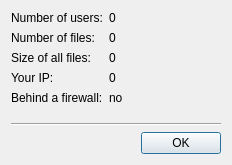
This is juicer/src/qajnetworkdialogbase.ui in applejuicenetz/gui-juicer as Qt 5 draws it before an edit. The edited form follows.
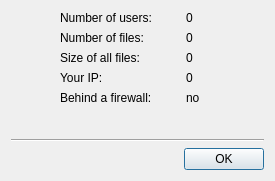
This is the edited form.

Patch:
```diff
--- a/juicer/src/qajnetworkdialogbase.ui
+++ b/juicer/src/qajnetworkdialogbase.ui
@@ -5,66 +5,186 @@
    <rect>
     <x>0</x>
     <y>0</y>
-    <width>232</width>
-    <height>165</height>
+    <width>265</width>
+    <height>181</height>
    </rect>
   </property>
   <property name="windowTitle" >
    <string>Network Info</string>
   </property>
-  <layout class="QVBoxLayout" name="verticalLayout" >
-   <item>
-    <layout class="QFormLayout" name="formLayout" >
+  <layout class="QGridLayout" name="gridLayout" >
      <item row="0" column="0" >
+    <spacer name="horizontalSpacer_2" >
+     <property name="orientation" >
+      <enum>Qt::Horizontal</enum>
+     </property>
+     <property name="sizeType" >
+      <enum>QSizePolicy::MinimumExpanding</enum>
+     </property>
+     <property name="sizeHint" stdset="0" >
+      <size>
+       <width>43</width>
+       <height>20</height>
+      </size>
+     </property>
+    </spacer>
+   </item>
+   <item row="0" column="1" colspan="2" >
+    <layout class="QVBoxLayout" name="verticalLayout" >
+     <item>
+      <layout class="QHBoxLayout" name="horizontalLayout" >
+       <item>
       <widget class="QLabel" name="label" >
+         <property name="sizePolicy" >
+          <sizepolicy vsizetype="Preferred" hsizetype="Fixed" >
+           <horstretch>0</horstretch>
+           <verstretch>0</verstretch>
+          </sizepolicy>
+         </property>
+         <property name="minimumSize" >
+          <size>
+           <width>120</width>
+           <height>0</height>
+          </size>
+         </property>
+         <property name="maximumSize" >
+          <size>
+           <width>120</width>
+           <height>16777215</height>
+          </size>
+         </property>
        <property name="text" >
         <string>Number of users:</string>
        </property>
       </widget>
      </item>
-     <item row="0" column="1" >
+       <item>
       <widget class="QLabel" name="usersLabel" >
+         <property name="minimumSize" >
+          <size>
+           <width>30</width>
+           <height>0</height>
+          </size>
+         </property>
        <property name="text" >
         <string>0</string>
        </property>
       </widget>
      </item>
-     <item row="1" column="0" >
+      </layout>
+     </item>
+     <item>
+      <layout class="QHBoxLayout" name="horizontalLayout_2" >
+       <item>
       <widget class="QLabel" name="label_2" >
+         <property name="sizePolicy" >
+          <sizepolicy vsizetype="Preferred" hsizetype="Fixed" >
+           <horstretch>0</horstretch>
+           <verstretch>0</verstretch>
+          </sizepolicy>
+         </property>
+         <property name="minimumSize" >
+          <size>
+           <width>120</width>
+           <height>0</height>
+          </size>
+         </property>
+         <property name="maximumSize" >
+          <size>
+           <width>120</width>
+           <height>16777215</height>
+          </size>
+         </property>
        <property name="text" >
         <string>Number of files:</string>
        </property>
       </widget>
      </item>
-     <item row="1" column="1" >
+       <item>
       <widget class="QLabel" name="filesLabel" >
+         <property name="minimumSize" >
+          <size>
+           <width>30</width>
+           <height>0</height>
+          </size>
+         </property>
        <property name="text" >
         <string>0</string>
        </property>
       </widget>
      </item>
-     <item row="2" column="0" >
+      </layout>
+     </item>
+     <item>
+      <layout class="QHBoxLayout" name="horizontalLayout_3" >
+       <item>
       <widget class="QLabel" name="label_3" >
+         <property name="sizePolicy" >
+          <sizepolicy vsizetype="Preferred" hsizetype="Fixed" >
+           <horstretch>0</horstretch>
+           <verstretch>0</verstretch>
+          </sizepolicy>
+         </property>
+         <property name="minimumSize" >
+          <size>
+           <width>120</width>
+           <height>0</height>
+          </size>
+         </property>
+         <property name="maximumSize" >
+          <size>
+           <width>120</width>
+           <height>16777215</height>
+          </size>
+         </property>
        <property name="text" >
         <string>Size of all files:</string>
        </property>
       </widget>
      </item>
-     <item row="2" column="1" >
+       <item>
       <widget class="QLabel" name="sizeLabel" >
+         <property name="minimumSize" >
+          <size>
+           <width>30</width>
+           <height>0</height>
+          </size>
+         </property>
        <property name="text" >
         <string>0</string>
        </property>
       </widget>
      </item>
-     <item row="3" column="0" >
+      </layout>
+     </item>
+     <item>
+      <layout class="QHBoxLayout" name="horizontalLayout_4" >
+       <item>
       <widget class="QLabel" name="label_4" >
+         <property name="sizePolicy" >
+          <sizepolicy vsizetype="Preferred" hsizetype="Fixed" >
+           <horstretch>0</horstretch>
+           <verstretch>0</verstretch>
+          </sizepolicy>
+         </property>
+         <property name="minimumSize" >
+          <size>
+           <width>120</width>
+           <height>0</height>
+          </size>
+         </property>
+         <property name="maximumSize" >
+          <size>
+           <width>120</width>
+           <height>16777215</height>
+          </size>
+         </property>
        <property name="text" >
         <string>Your IP:</string>
        </property>
       </widget>
      </item>
-     <item row="3" column="1" >
+       <item>
       <widget class="QLabel" name="ipLabel" >
        <property name="sizePolicy" >
         <sizepolicy vsizetype="Preferred" hsizetype="Maximum" >
@@ -72,20 +192,54 @@
          <verstretch>0</verstretch>
         </sizepolicy>
        </property>
+         <property name="minimumSize" >
+          <size>
+           <width>30</width>
+           <height>0</height>
+          </size>
+         </property>
        <property name="text" >
         <string>0</string>
        </property>
       </widget>
      </item>
-     <item row="4" column="0" >
+      </layout>
+     </item>
+     <item>
+      <layout class="QHBoxLayout" name="horizontalLayout_5" >
+       <item>
       <widget class="QLabel" name="label_5" >
+         <property name="sizePolicy" >
+          <sizepolicy vsizetype="Preferred" hsizetype="Fixed" >
+           <horstretch>0</horstretch>
+           <verstretch>0</verstretch>
+          </sizepolicy>
+         </property>
+         <property name="minimumSize" >
+          <size>
+           <width>120</width>
+           <height>0</height>
+          </size>
+         </property>
+         <property name="maximumSize" >
+          <size>
+           <width>120</width>
+           <height>16777215</height>
+          </size>
+         </property>
        <property name="text" >
         <string>Behind a firewall:</string>
        </property>
       </widget>
      </item>
-     <item row="4" column="1" >
+       <item>
       <widget class="QLabel" name="firewalledLabel" >
+         <property name="minimumSize" >
+          <size>
+           <width>30</width>
+           <height>0</height>
+          </size>
+         </property>
        <property name="text" >
         <string>no</string>
        </property>
@@ -93,14 +247,38 @@
      </item>
     </layout>
    </item>
-   <item>
+    </layout>
+   </item>
+   <item row="0" column="3" >
+    <spacer name="horizontalSpacer" >
+     <property name="orientation" >
+      <enum>Qt::Horizontal</enum>
+     </property>
+     <property name="sizeType" >
+      <enum>QSizePolicy::MinimumExpanding</enum>
+     </property>
+     <property name="sizeHint" stdset="0" >
+      <size>
+       <width>42</width>
+       <height>20</height>
+      </size>
+     </property>
+    </spacer>
+   </item>
+   <item rowspan="2" row="1" column="0" colspan="4" >
     <widget class="Line" name="line" >
+     <property name="sizePolicy" >
+      <sizepolicy vsizetype="Fixed" hsizetype="Expanding" >
+       <horstretch>0</horstretch>
+       <verstretch>0</verstretch>
+      </sizepolicy>
+     </property>
      <property name="orientation" >
       <enum>Qt::Horizontal</enum>
      </property>
     </widget>
    </item>
-   <item>
+   <item row="2" column="2" colspan="2" >
     <widget class="QDialogButtonBox" name="buttonBox" >
      <property name="orientation" >
       <enum>Qt::Horizontal</enum>
```
Lines whose indentation alone changed are shown as unchanged.
